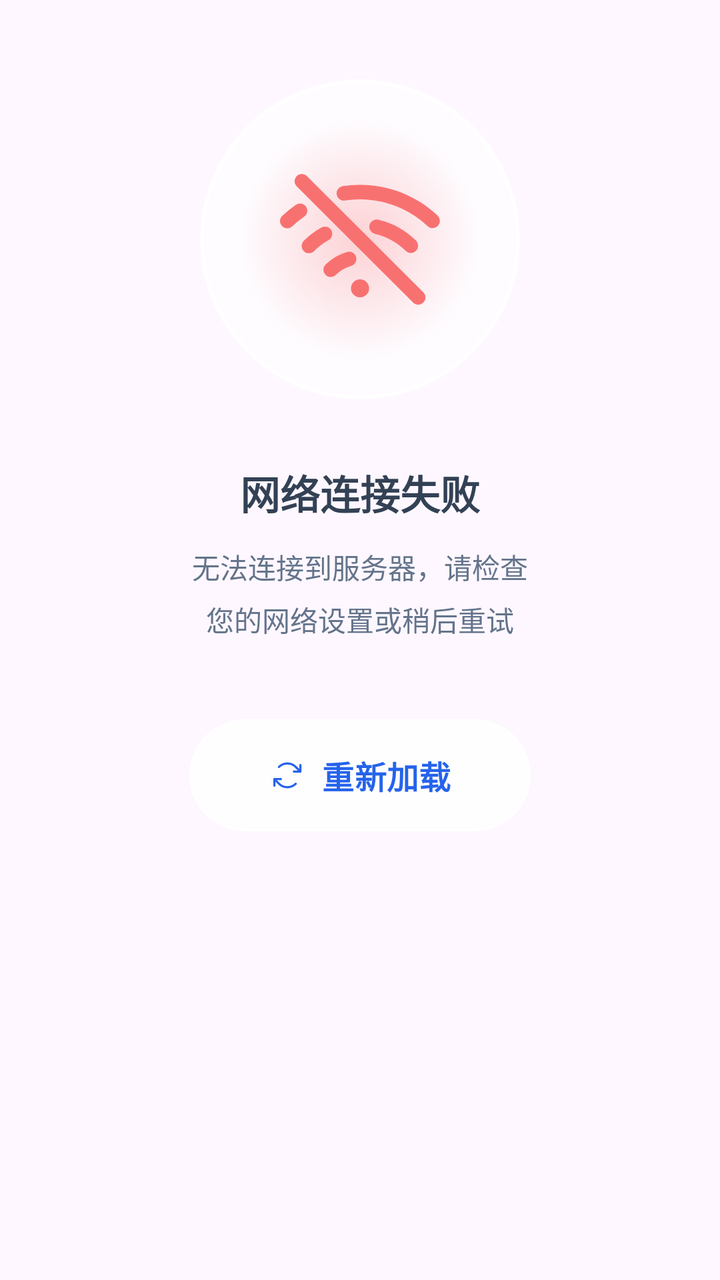
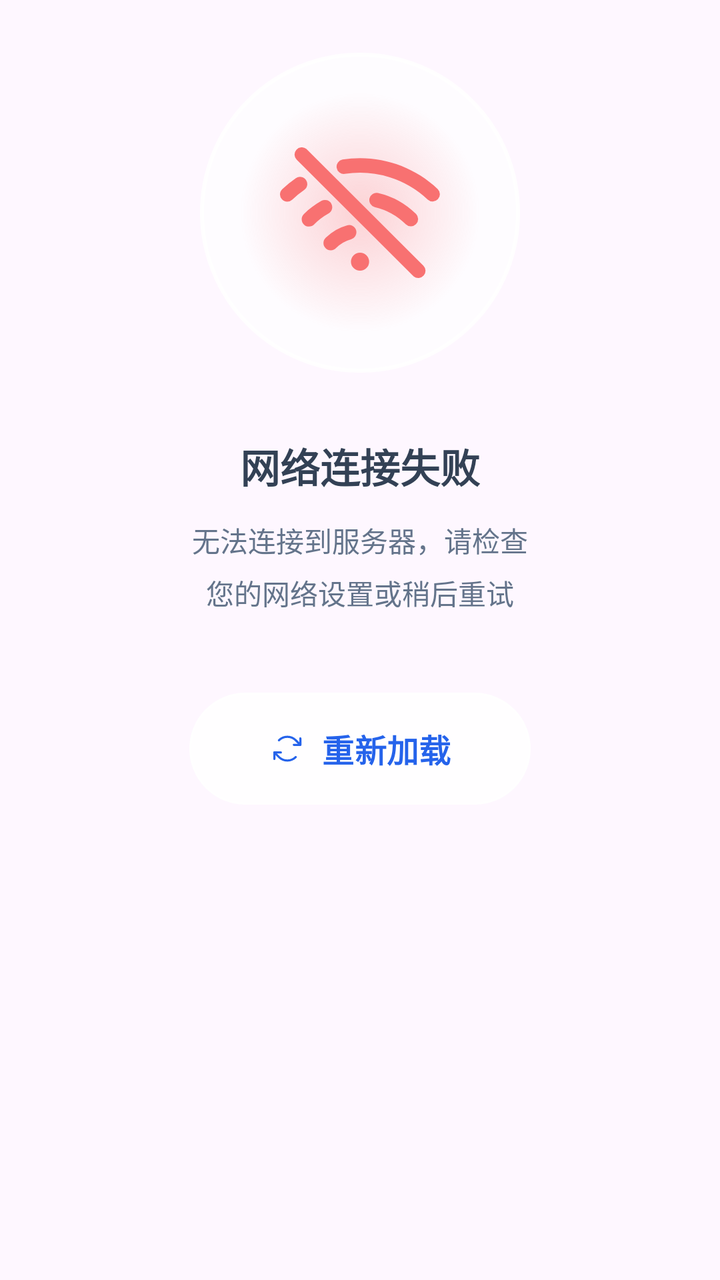

Before-and-after screenshots of an Android layout around one commit, followed by the original layout XML and the change that was made.
<!-- AndroidManifest.xml: application theme Theme.WanAndroidByYohen -->
<!-- res/layout/layout_state_error.xml -->
<?xml version="1.0" encoding="utf-8"?>
<androidx.constraintlayout.widget.ConstraintLayout
    xmlns:android="http://schemas.android.com/apk/res/android"
    xmlns:app="http://schemas.android.com/apk/res-auto"
    android:layout_width="match_parent"
    android:layout_height="match_parent"
    android:background="@android:color/transparent">

    <FrameLayout
        android:id="@+id/fl_icon_container"
        android:layout_width="160dp"
        android:layout_height="160dp"
        android:layout_marginBottom="32dp"
        android:background="@drawable/shape_circle_glass"
        android:elevation="16dp"
        app:layout_constraintVertical_bias="0.15"
        app:layout_constraintBottom_toTopOf="@id/tv_error_title"
        app:layout_constraintEnd_toEndOf="parent"
        app:layout_constraintStart_toStartOf="parent"
        app:layout_constraintTop_toTopOf="parent"
        app:layout_constraintVertical_chainStyle="packed">

        <View
            android:layout_width="120dp"
            android:layout_height="120dp"
            android:layout_gravity="center"
            android:background="@drawable/shape_glow_red" />

        <ImageView
            android:id="@+id/iv_error_icon"
            android:layout_width="80dp"
            android:layout_height="80dp"
            android:layout_gravity="center"
            android:src="@drawable/ic_state_error"
            app:tint="#F87171" />
    </FrameLayout>

    <TextView
        android:id="@+id/tv_error_title"
        android:layout_width="wrap_content"
        android:layout_height="wrap_content"
        android:layout_marginBottom="12dp"
        android:text="网络连接失败"
        android:textColor="@color/state_title_color"
        android:textSize="20sp"
        android:textStyle="bold"
        app:layout_constraintBottom_toTopOf="@id/tv_error_desc"
        app:layout_constraintEnd_toEndOf="parent"
        app:layout_constraintStart_toStartOf="parent"
        app:layout_constraintTop_toBottomOf="@id/fl_icon_container" />

    <TextView
        android:id="@+id/tv_error_desc"
        android:layout_width="wrap_content"
        android:layout_height="wrap_content"
        android:layout_marginBottom="40dp"
        android:gravity="center"
        android:lineSpacingExtra="6dp"
        android:text="无法连接到服务器，请检查\n您的网络设置或稍后重试"
        android:textColor="@color/state_desc_color"
        android:textSize="14sp"
        app:layout_constraintBottom_toTopOf="@id/btn_error_action"
        app:layout_constraintEnd_toEndOf="parent"
        app:layout_constraintStart_toStartOf="parent"
        app:layout_constraintTop_toBottomOf="@id/tv_error_title" />

    <com.google.android.material.button.MaterialButton
        android:id="@+id/btn_error_action"
        android:layout_width="wrap_content"
        android:layout_height="56dp"
        android:background="@drawable/shape_btn_glass_white"
        android:paddingHorizontal="40dp"
        android:text="重新加载"
        android:textColor="@color/state_btn_text_blue"
        android:textSize="16sp"
        android:textStyle="bold"
        app:backgroundTint="@null"
        app:icon="@drawable/ic_refresh"
        app:iconGravity="textStart"
        app:iconPadding="8dp"
        app:iconTint="@color/state_btn_text_blue"
        android:elevation="4dp"
        app:layout_constraintBottom_toBottomOf="parent"
        app:layout_constraintEnd_toEndOf="parent"
        app:layout_constraintStart_toStartOf="parent"
        app:layout_constraintTop_toBottomOf="@id/tv_error_desc" />

</androidx.constraintlayout.widget.ConstraintLayout>
<!-- resources referenced by this layout -->
<resources>
  <color name="state_btn_text_blue">#2563EB</color>
  <color name="state_desc_color">#64748B</color>
  <color name="state_title_color">#334155</color>
  <!-- drawable ic_refresh (drawable) -->
  <vector xmlns:android="http://schemas.android.com/apk/res/android"
      android:width="128dp"
      android:height="128dp"
      android:viewportWidth="1024"
      android:viewportHeight="1024">
    <path
        android:pathData="M881.9,188.3a30.7,30.7 0,0 1,30.7 29.6l0,1.2v184.3a30.7,30.7 0,0 1,-29.6 30.7l-1.2,0h-184.3a30.7,30.7 0,0 1,-1.1 -61.4l1.1,-0 153.6,-0V219.1a30.7,30.7 0,0 1,29.6 -30.7l1.1,-0z"
        android:fillColor="#000000"/>
    <path
        android:pathData="M512.6,143.4a368.6,368.6 0,0 1,258.2 105.6l2.4,2.4 130.3,130.3a30.7,30.7 0,0 1,-42.5 44.3l-0.9,-0.9 -130.3,-130.3a307.2,307.2 0,0 0,-434.4 0,30.7 30.7,0 1,1 -43.4,-43.4A368.6,368.6 0,0 1,512.6 143.4zM327.7,589.9a30.7,30.7 0,0 1,1.2 61.4l-1.2,0H174.1v153.6a30.7,30.7 0,0 1,-29.6 30.7l-1.2,0a30.7,30.7 0,0 1,-30.7 -29.6l-0,-1.2v-184.3a30.7,30.7 0,0 1,29.6 -30.7l1.2,-0h184.3z"
        android:fillColor="#000000"/>
    <path
        android:pathData="M121.6,598.9a30.7,30.7 0,0 1,42.5 -0.9l0.9,0.9 130.3,130.3a307.2,307.2 0,0 0,434.4 0,30.7 30.7,0 0,1 43.4,43.4 368.6,368.6 0,0 1,-518.9 2.4l-2.4,-2.4 -130.3,-130.3a30.7,30.7 0,0 1,0 -43.4z"
        android:fillColor="#000000"/>
  </vector>
  <!-- drawable shape_btn_glass_white (drawable) -->
  <?xml version="1.0" encoding="utf-8"?>
  <shape xmlns:android="http://schemas.android.com/apk/res/android"
      android:shape="rectangle">
      <corners android:radius="28dp" />
      <solid android:color="#E6FFFFFF" />
      <stroke android:width="1dp" android:color="#FFFFFF" />
  </shape>
  <!-- drawable shape_circle_glass (drawable) -->
  <?xml version="1.0" encoding="utf-8"?>
  <layer-list xmlns:android="http://schemas.android.com/apk/res/android">
      <item>
          <shape android:shape="oval">
              <solid android:color="@color/glass_bg_solid" />
              <stroke
                  android:width="2dp"
                  android:color="@color/glass_bg_stroke" />
          </shape>
      </item>
  </layer-list>
  <!-- drawable shape_glow_red (drawable) -->
  <?xml version="1.0" encoding="utf-8"?>
  <shape xmlns:android="http://schemas.android.com/apk/res/android"
      android:shape="oval">
      <gradient
          android:type="radial"
          android:gradientRadius="60dp"
          android:startColor="@color/glow_red_center"
          android:endColor="@color/glow_edge" />
  </shape>
  <style name="Theme.WanAndroidByYohen" parent="Base.Theme.WanAndroidByYohen" />
  <color name="glass_bg_solid">#B3FFFFFF</color>
  <color name="glass_bg_stroke">#E6FFFFFF</color>
  <color name="glow_red_center">#4DF87171</color>
  <color name="glow_edge">#00FFFFFF</color>
  <style name="Base.Theme.WanAndroidByYohen" parent="Theme.Material3.DayNight.NoActionBar">
          
          
      </style>
  <!-- unchanged entries left out for length: 1 -->
</resources>

<!-- the commit's change to res/layout/layout_state_error.xml (unified diff, before → after) -->
@@ -13,7 +13,7 @@
         android:layout_marginBottom="32dp"
         android:background="@drawable/shape_circle_glass"
         android:elevation="16dp"
-        app:layout_constraintVertical_bias="0.15"
+        app:layout_constraintVertical_bias="0.1"
         app:layout_constraintBottom_toTopOf="@id/tv_error_title"
         app:layout_constraintEnd_toEndOf="parent"
         app:layout_constraintStart_toStartOf="parent"
